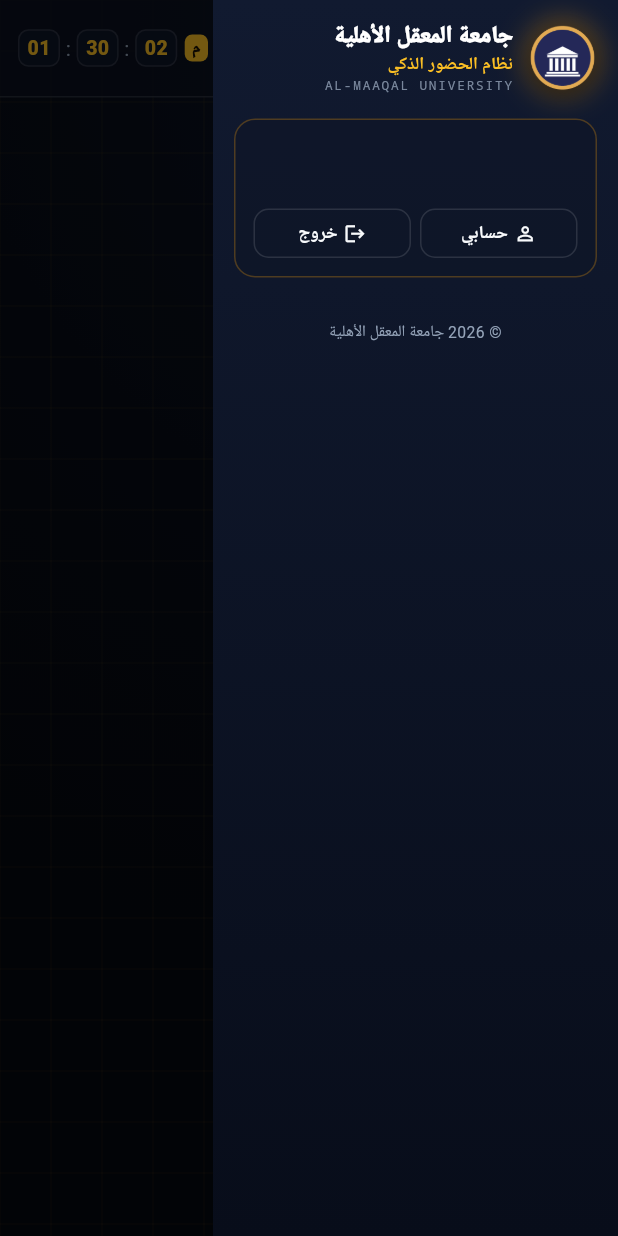
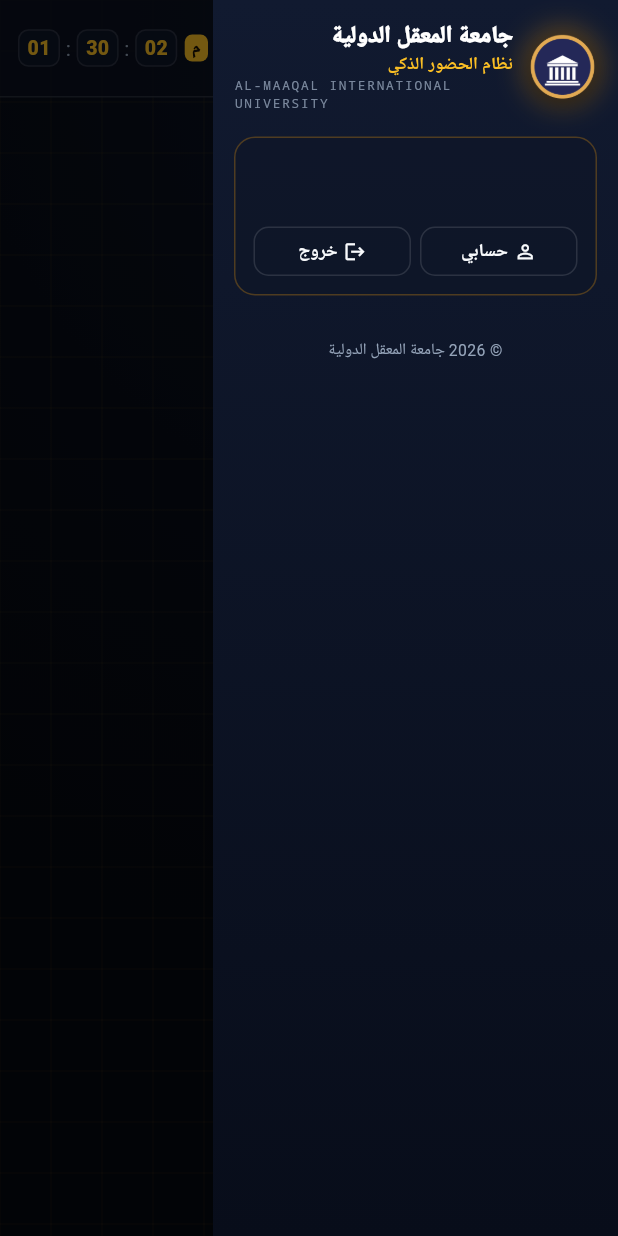
Before and after one commit to drdshsw2022-byte/almaaqal, a Flutter app: the KShell screen opened directly with empty values, with the side drawer open, on a phone screen of 412 x 824 dp. Run offline on Flutter 3.47's test engine with Material 3 defaults, Android fonts, the phone set to English and light mode, and no system bars; our stand-ins replace cloud_firestore, cross_file, file_picker, firebase_auth, firebase_core, google_fonts and 4 more; missing offline and left inert: excel, mobile_scanner, nfc_manager; accounts and stored records are empty; Roboto replaces fonts that are missing (Cairo).

Commit message:
Rename university to جامعة المعقل الدولية
Co-Authored-By: Claude Opus 5.5 <noreply@anthropic.com>
Claude-Session: https://claude.ai/code/session_018XtDBfyeiHWLcq3kqYHGRt

```diff
--- a/lib/config.dart
+++ b/lib/config.dart
@@ -5,7 +5,7 @@ import 'package:flutter/foundation.dart' show kIsWeb;
 /// إعدادات Firebase تُمرَّر وقت البناء عبر --dart-define (انظر README).
 /// إذا تُركت فارغة يعمل التطبيق في "الوضع التجريبي" المحلي على جهاز واحد.
 class AppConfig {
-  static const universityName = 'جامعة المعقل الأهلية';
+  static const universityName = 'جامعة المعقل الدولية';
   static const city = 'البصرة';
   static const appName = 'نظام الحضور الذكي';
 
--- a/lib/widgets/shell.dart
+++ b/lib/widgets/shell.dart
@@ -124,7 +124,7 @@ class KShell extends StatelessWidget {
                               color: AppColors.gold,
                               fontWeight: FontWeight.w700,
                               fontSize: 11.5)),
-                      Text('AL-MAAQAL UNIVERSITY',
+                      Text('AL-MAAQAL INTERNATIONAL UNIVERSITY',
                           textDirection: TextDirection.ltr,
                           style: TextStyle(
                               fontFamily: 'monospace',
--- a/pubspec.yaml
+++ b/pubspec.yaml
@@ -1,5 +1,5 @@
 name: almaqal_attendance
-description: "نظام الحضور والغياب بتقنية QR - جامعة المعقل الأهلية في البصرة"
+description: "نظام الحضور والغياب بتقنية QR - جامعة المعقل الدولية في البصرة"
 publish_to: 'none'
 version: 1.0.0+1
 
```
Also changed, not shown: 5 other files.
